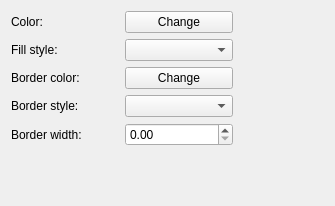
The window that qgis/src/ui/symbollayer/widget_simplefill.ui (sourcepole/qgis) describes before a commit, drawn with Qt 5.
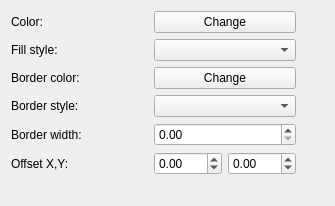
The same window after the commit. Custom widgets are drawn as their Qt base class.

Commit message: [FEATURE] symbology-ng: possibility to offset for simple fill.

```diff
--- a/qgis/src/ui/symbollayer/widget_simplefill.ui
+++ b/qgis/src/ui/symbollayer/widget_simplefill.ui
@@ -13,9 +13,9 @@
   <property name="windowTitle">
    <string>Form</string>
   </property>
-  <layout class="QVBoxLayout">
+  <layout class="QVBoxLayout" name="verticalLayout">
    <item>
-    <layout class="QGridLayout">
+    <layout class="QGridLayout" name="gridLayout">
      <item row="0" column="0">
       <widget class="QLabel" name="label">
        <property name="text">
@@ -30,7 +30,7 @@
        </property>
       </widget>
      </item>
-     <item row="0" column="2" rowspan="5">
+     <item row="0" column="2" rowspan="6">
       <spacer>
        <property name="orientation">
         <enum>Qt::Horizontal</enum>
@@ -40,12 +40,22 @@
        </property>
        <property name="sizeHint" stdset="0">
         <size>
-         <width>91</width>
-         <height>51</height>
+         <width>28</width>
+         <height>158</height>
         </size>
        </property>
       </spacer>
      </item>
+     <item row="1" column="0">
+      <widget class="QLabel" name="label_2">
+       <property name="text">
+        <string>Fill style:</string>
+       </property>
+      </widget>
+     </item>
+     <item row="1" column="1">
+      <widget class="QgsBrushStyleComboBox" name="cboFillStyle"/>
+     </item>
      <item row="2" column="0">
       <widget class="QLabel" name="label_3">
        <property name="text">
@@ -60,16 +70,6 @@
        </property>
       </widget>
      </item>
-     <item row="1" column="1">
-      <widget class="QgsBrushStyleComboBox" name="cboFillStyle"/>
-     </item>
-     <item row="1" column="0">
-      <widget class="QLabel" name="label_2">
-       <property name="text">
-        <string>Fill style:</string>
-       </property>
-      </widget>
-     </item>
      <item row="3" column="0">
       <widget class="QLabel" name="label_4">
        <property name="text">
@@ -97,6 +97,37 @@
        </property>
       </widget>
      </item>
+     <item row="5" column="0">
+      <widget class="QLabel" name="label_6">
+       <property name="text">
+        <string>Offset X,Y:</string>
+       </property>
+      </widget>
+     </item>
+     <item row="5" column="1">
+      <layout class="QHBoxLayout" name="horizontalLayout">
+       <item>
+        <widget class="QDoubleSpinBox" name="spinOffsetX">
+         <property name="minimum">
+          <double>-999.000000000000000</double>
+         </property>
+         <property name="maximum">
+          <double>999.000000000000000</double>
+         </property>
+        </widget>
+       </item>
+       <item>
+        <widget class="QDoubleSpinBox" name="spinOffsetY">
+         <property name="minimum">
+          <double>-999.000000000000000</double>
+         </property>
+         <property name="maximum">
+          <double>999.000000000000000</double>
+         </property>
+        </widget>
+       </item>
+      </layout>
+     </item>
     </layout>
    </item>
    <item>
```
The commit also changes 4 other files.
